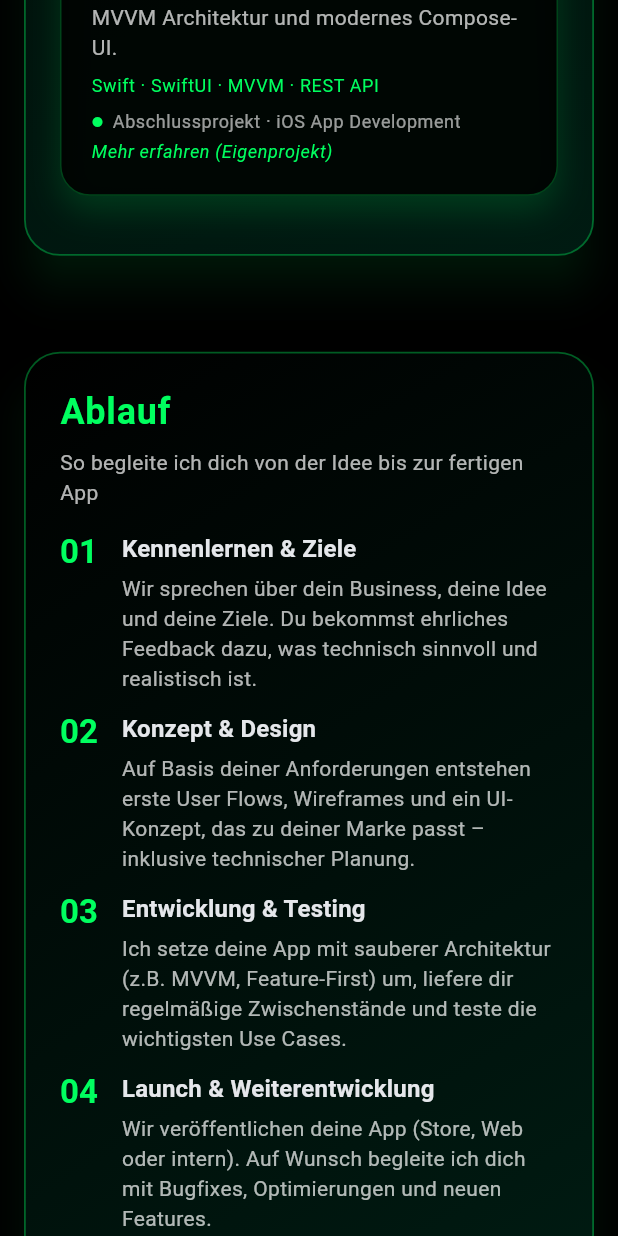
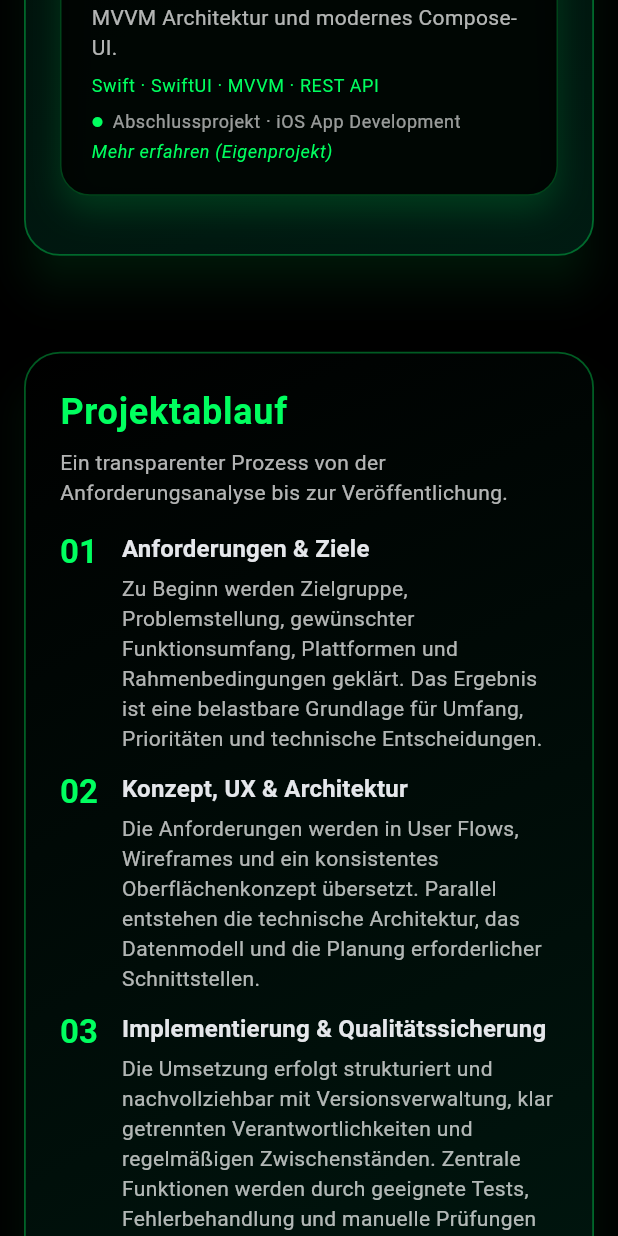
Before and after one commit to jchillah/jchillah_company_site, a Flutter app: the screen it shows after launch, scrolled down 2880 dp, on a phone screen of 412 x 824 dp. Run offline on Flutter 3.47's test engine with Material 3 defaults, Android fonts, the phone set to English and light mode, and no system bars.

Commit message:
Refine project process copy

```diff
--- a/lib/src/core/widgets/homepage/sections/process/process_section.dart
+++ b/lib/src/core/widgets/homepage/sections/process/process_section.dart
@@ -9,41 +9,42 @@ class ProcessSection extends StatelessWidget {
   @override
   Widget build(BuildContext context) {
     return const Section(
-      title: 'Ablauf',
-      subtitle: 'So begleite ich dich von der Idee bis zur fertigen App',
+      title: 'Projektablauf',
+      subtitle:
+          'Ein transparenter Prozess von der Anforderungsanalyse bis zur Veröffentlichung.',
       child: Column(
         crossAxisAlignment: CrossAxisAlignment.start,
         children: [
           ProcessStep(
             number: '01',
-            title: 'Kennenlernen & Ziele',
+            title: 'Anforderungen & Ziele',
             description:
-                'Wir sprechen über dein Business, deine Idee und deine Ziele. '
-                'Du bekommst ehrliches Feedback dazu, was technisch sinnvoll und realistisch ist.',
+                'Zu Beginn werden Zielgruppe, Problemstellung, gewünschter Funktionsumfang, Plattformen und Rahmenbedingungen geklärt. '
+                'Das Ergebnis ist eine belastbare Grundlage für Umfang, Prioritäten und technische Entscheidungen.',
           ),
           SizedBox(height: 12),
           ProcessStep(
             number: '02',
-            title: 'Konzept & Design',
+            title: 'Konzept, UX & Architektur',
             description:
-                'Auf Basis deiner Anforderungen entstehen erste User Flows, Wireframes '
-                'und ein UI-Konzept, das zu deiner Marke passt – inklusive technischer Planung.',
+                'Die Anforderungen werden in User Flows, Wireframes und ein konsistentes Oberflächenkonzept übersetzt. '
+                'Parallel entstehen die technische Architektur, das Datenmodell und die Planung erforderlicher Schnittstellen.',
           ),
           SizedBox(height: 12),
           ProcessStep(
             number: '03',
-            title: 'Entwicklung & Testing',
+            title: 'Implementierung & Qualitätssicherung',
             description:
-                'Ich setze deine App mit sauberer Architektur (z.B. MVVM, Feature-First) um, '
-                'liefere dir regelmäßige Zwischenstände und teste die wichtigsten Use Cases.',
+                'Die Umsetzung erfolgt strukturiert und nachvollziehbar mit Versionsverwaltung, klar getrennten Verantwortlichkeiten und regelmäßigen Zwischenständen. '
+                'Zentrale Funktionen werden durch geeignete Tests, Fehlerbehandlung und manuelle Prüfungen abgesichert.',
           ),
           SizedBox(height: 12),
           ProcessStep(
             number: '04',
-            title: 'Launch & Weiterentwicklung',
+            title: 'Veröffentlichung & Weiterentwicklung',
             description:
-                'Wir veröffentlichen deine App (Store, Web oder intern). '
-                'Auf Wunsch begleite ich dich mit Bugfixes, Optimierungen und neuen Features.',
+                'Nach der finalen Abnahme wird die Anwendung für den vorgesehenen Vertriebskanal vorbereitet und veröffentlicht. '
+                'Dokumentation, Fehlerkorrekturen, Optimierungen und weitere Ausbaustufen können anschließend gezielt fortgeführt werden.',
           ),
         ],
       ),
```
